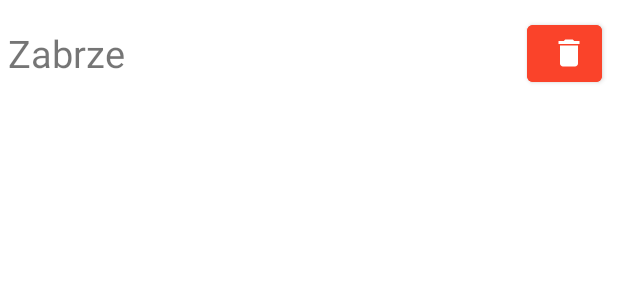
After one commit to holmat98/weatherApp, an Android app: the layout searched_city_one_row.xml on its own in the app's theme, with its tools: preview values and no code run, on a phone screen of 412 x 824 dp. The commit adds this screen. Shown: the top 300 px of the screen. Run offline under Robolectric (Android 15) with nearby library versions, the phone set to English and light mode, and no system bars; network calls fail.

Commit message:
search fragment

```diff
--- /dev/null
+++ b/app/src/main/res/drawable/ic_baseline_delete_24.xml
@@ -0,0 +1,5 @@
+<vector android:height="24dp" android:tint="#FFFFFF"
+    android:viewportHeight="24" android:viewportWidth="24"
+    android:width="24dp" xmlns:android="http://schemas.android.com/apk/res/android">
+    <path android:fillColor="@android:color/white" android:pathData="M6,19c0,1.1 0.9,2 2,2h8c1.1,0 2,-0.9 2,-2V7H6v12zM19,4h-3.5l-1,-1h-5l-1,1H5v2h14V4z"/>
+</vector>
--- /dev/null
+++ b/app/src/main/res/layout/searched_city_one_row.xml
@@ -0,0 +1,27 @@
+<?xml version="1.0" encoding="utf-8"?>
+<LinearLayout xmlns:android="http://schemas.android.com/apk/res/android"
+    android:orientation="horizontal" android:layout_width="match_parent"
+    android:layout_height="60dp"
+    android:layout_margin="5dp">
+
+    <TextView
+        android:id="@+id/searchedCityTV"
+        android:layout_width="0dp"
+        android:layout_height="match_parent"
+        android:layout_weight="7"
+        android:textSize="25dp"
+        android:text="Zabrze"
+        android:layout_gravity="left"
+        android:gravity="center_vertical"
+        />
+
+    <Button
+        android:id="@+id/deleteSearchedCityBtn"
+        android:layout_width="50dp"
+        android:layout_height="50dp"
+        android:layout_margin="5dp"
+        android:drawableLeft="@drawable/ic_baseline_delete_24"
+        android:backgroundTint="@color/red"
+        />
+
+</LinearLayout>
--- a/app/src/main/res/values/colors.xml
+++ b/app/src/main/res/values/colors.xml
@@ -9,4 +9,5 @@
     <color name="white">#FFFFFFFF</color>
     <color name="primaryColor">#5578D9</color>
     <color name="primaryColorVariant">#5554D9</color>
+    <color name="red">#FA432A</color>
 </resources>
--- a/app/src/main/res/values/themes.xml
+++ b/app/src/main/res/values/themes.xml
@@ -1,6 +1,6 @@
 <resources xmlns:tools="http://schemas.android.com/tools">
     <!-- Base application theme. -->
-    <style name="Theme.WeatherApp" parent="Theme.MaterialComponents.DayNight.DarkActionBar">
+    <style name="Theme.WeatherApp" parent="Theme.MaterialComponents.DayNight.NoActionBar">
         <!-- Primary brand color. -->
         <item name="colorPrimary">@color/primaryColor</item>
         <item name="colorPrimaryVariant">@color/primaryColorVariant</item>
```
Also changed, not shown: app/src/main/java/com/example/weatherapp/View/SearchFragment.kt (+35 -0 lines), app/src/main/java/com/example/weatherapp/ViewModel/SearchedCityAdapter.kt (added, +37 -0 lines), app/src/main/res/layout/fragment_search.xml (+36 -5 lines).
